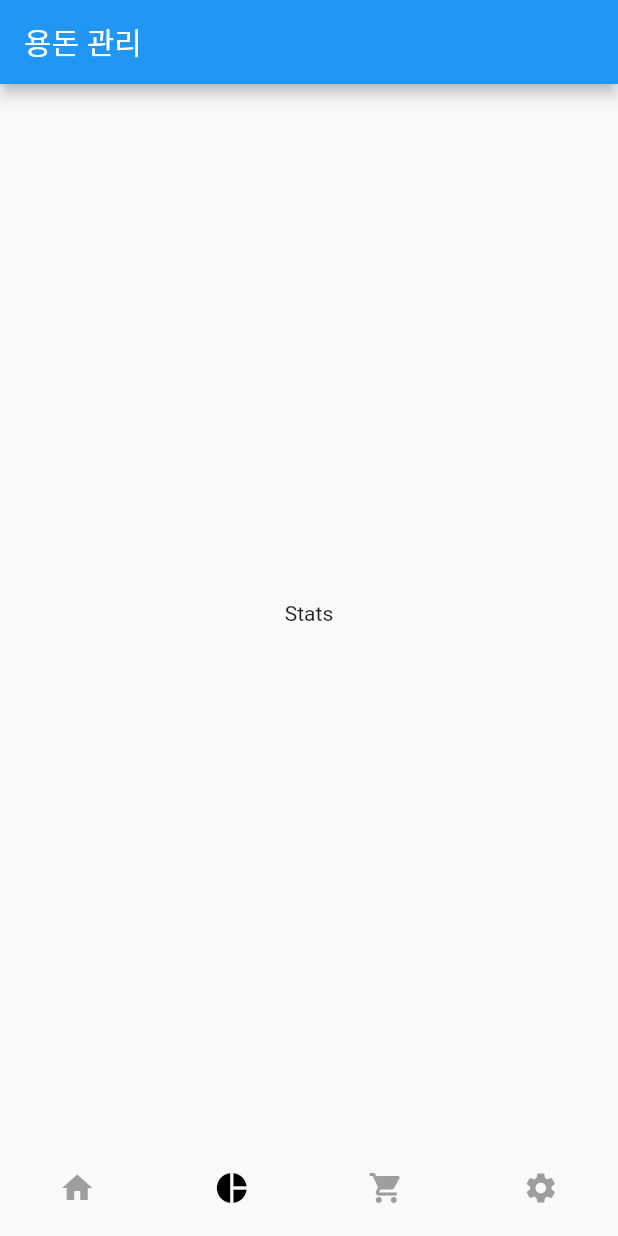
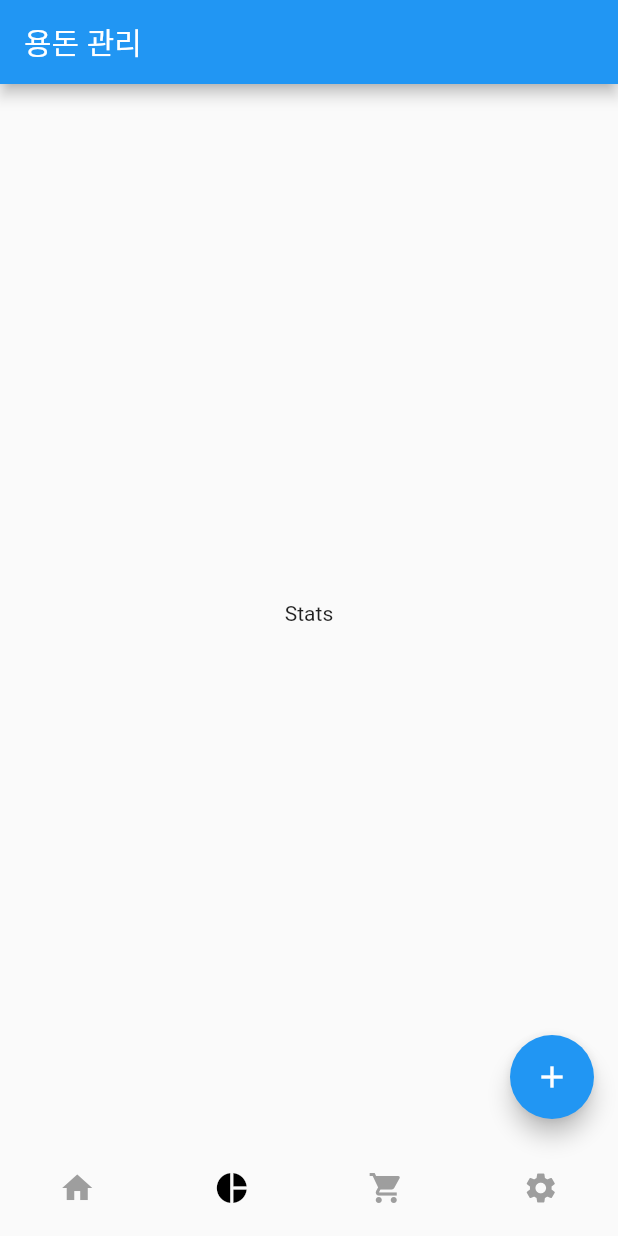
Before and after one commit to tmdeh/pocket-money-management, a Flutter app: the screen it shows after launch, on a phone screen of 412 x 824 dp. Run offline on Flutter 3.47's test engine with Material 2 defaults, Android fonts, the light colour scheme and no system bars.

Commit message:
플로팅 버튼 추가

```diff
--- a/lib/main.dart
+++ b/lib/main.dart
@@ -1,5 +1,4 @@
 import 'package:flutter/material.dart';
-import 'package:pocket_money_management_app/screens/detail.dart';
 import 'package:pocket_money_management_app/screens/home.dart';
 import 'package:pocket_money_management_app/screens/settings.dart';
 import 'package:pocket_money_management_app/screens/shopping.dart';
@@ -84,6 +83,12 @@ class BottomNavigator extends StatelessWidget {
         body: TabBarView(
           children: _widgetOptions,
         ),
+        floatingActionButton: FloatingActionButton(
+          onPressed: () {
+
+          },
+          child: const Icon(Icons.add),
+        ),
       ),
     );
   }
```
